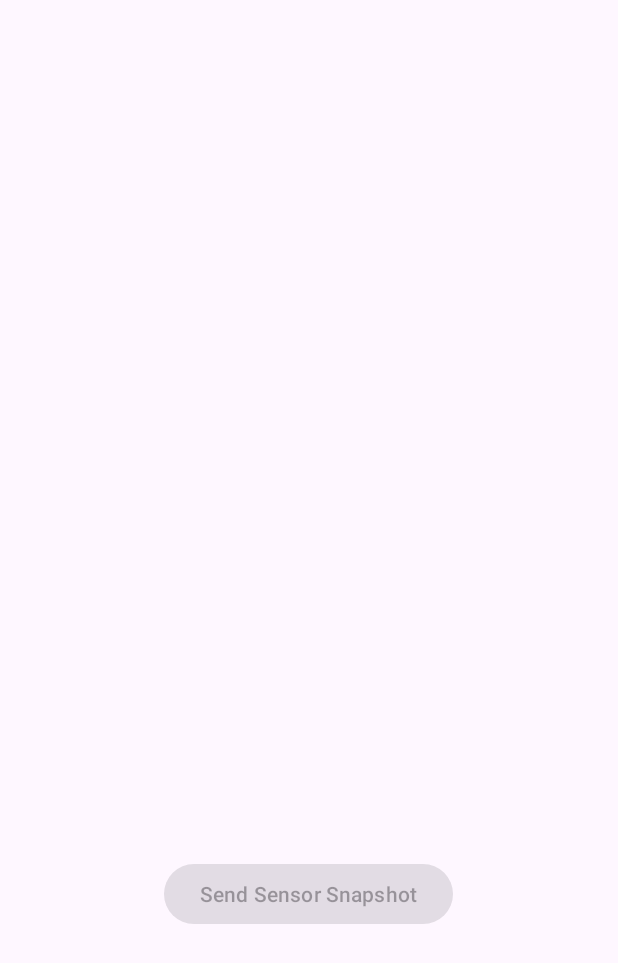
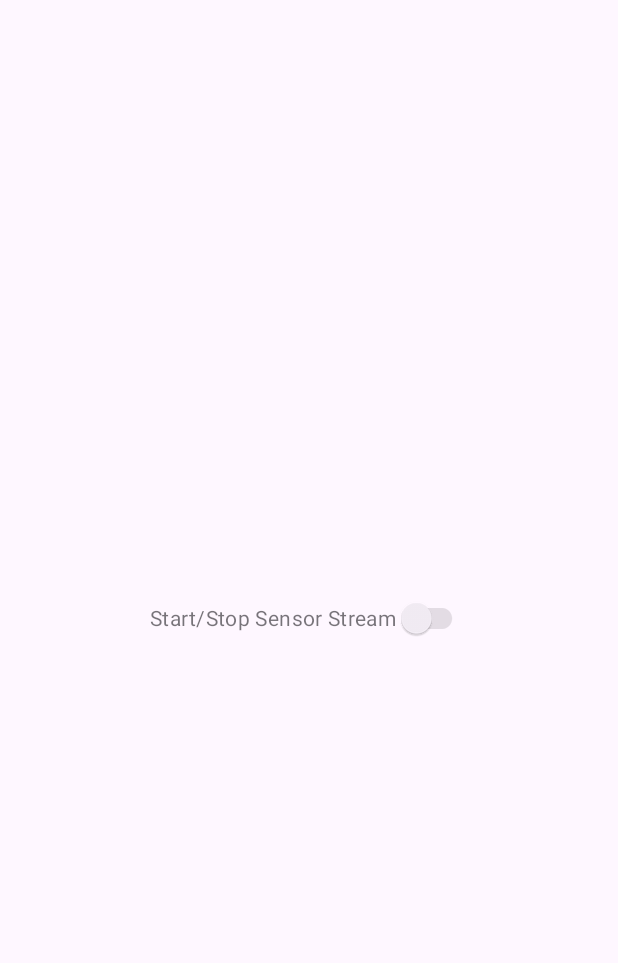
Before and after one commit to CarlKho-Minerva/v2_SilksongController_25TPE, an Android app: the screen it shows after launch (MainActivity), on a phone screen of 412 x 824 dp. Shown: the top 963 px of the screen. Run offline under Robolectric (Android 15) with nearby library versions, the phone set to English and light mode, and no system bars.

Commit message:
feat: Replace button with switch for sensor streaming control and implement packet rate tracking in UDP listener

```diff
--- a/Android/app/src/main/java/com/example/silksongmotioncontroller/MainActivity.kt
+++ b/Android/app/src/main/java/com/example/silksongmotioncontroller/MainActivity.kt
@@ -7,8 +7,9 @@ import android.hardware.SensorManager
 import androidx.appcompat.app.AppCompatActivity
 import android.os.Bundle
 import android.util.Log
-import android.widget.Button
+import android.widget.Switch
 import android.widget.Toast
+import androidx.appcompat.widget.SwitchCompat
 import androidx.lifecycle.lifecycleScope
 import kotlinx.coroutines.Dispatchers
 import kotlinx.coroutines.launch
@@ -16,56 +17,64 @@ import java.net.DatagramPacket
 import java.net.DatagramSocket
 import java.net.InetAddress
 
-// Implement the SensorEventListener interface to receive sensor updates
 class MainActivity : AppCompatActivity(), SensorEventListener {
 
-    // --- NEW: Sensor-related properties ---
     private lateinit var sensorManager: SensorManager
     private var rotationVectorSensor: Sensor? = null
 
-    // IMPORTANT: REPLACE THIS WITH YOUR MAC'S ACTUAL IP ADDRESS
-    private val MAC_IP_ADDRESS = "192.168.10.234"
+    private val MAC_IP_ADDRESS = "192.168.10.234" // CHANGE THIS
     private val UDP_PORT = 12345
 
     override fun onCreate(savedInstanceState: Bundle?) {
         super.onCreate(savedInstanceState)
         setContentView(R.layout.activity_main)
 
-        val sendButton: Button = findViewById(R.id.btn_send_snapshot)
+        val streamSwitch: SwitchCompat = findViewById(R.id.switch_stream)
 
-        // --- NEW: Initialize the SensorManager and the specific sensor ---
-        // [Citation: https://developer.android.com/develop/sensors-and-location/sensors/sensors_overview#identifying-sensors]
         sensorManager = getSystemService(SENSOR_SERVICE) as SensorManager
         rotationVectorSensor = sensorManager.getDefaultSensor(Sensor.TYPE_ROTATION_VECTOR)
 
         if (rotationVectorSensor == null) {
             Toast.makeText(this, "Rotation Vector Sensor not available!", Toast.LENGTH_LONG).show()
-            sendButton.isEnabled = false
+            streamSwitch.isEnabled = false
         }
 
-        sendButton.setOnClickListener {
-            // --- MODIFIED: Register the listener to get a value ---
-            // We register the listener here, and it will call onSensorChanged() when it has data.
-            // We use SENSOR_DELAY_GAME for high responsiveness.
-            // [Citation: https://developer.android.com/develop/sensors-and-location/sensors/sensors_overview#monitoring]
-            rotationVectorSensor?.let {
-                sensorManager.registerListener(this, it, SensorManager.SENSOR_DELAY_GAME)
+        // --- MODIFIED: Logic is now tied to the switch's state change ---
+        streamSwitch.setOnCheckedChangeListener { _, isChecked ->
+            if (isChecked) {
+                // When switch is ON, start listening to the sensor
+                startStreaming()
+            } else {
+                // When switch is OFF, stop listening
+                stopStreaming()
             }
         }
     }
 
-    // This method is required by SensorEventListener, but we won't use it for now.
+    private fun startStreaming() {
+        // [Citation: https://developer.android.com/develop/sensors-and-location/sensors/sensors_overview#monitoring]
+        rotationVectorSensor?.let {
+            sensorManager.registerListener(this, it, SensorManager.SENSOR_DELAY_GAME)
+            Toast.makeText(this, "Streaming ON", Toast.LENGTH_SHORT).show()
+        }
+    }
+
+    private fun stopStreaming() {
+        // [Citation: https://developer.android.com/develop/sensors-and-location/sensors/sensors_overview#best-practices]
+        sensorManager.unregisterListener(this)
+        Toast.makeText(this, "Streaming OFF", Toast.LENGTH_SHORT).show()
+    }
+
     override fun onAccuracyChanged(sensor: Sensor?, accuracy: Int) {}
 
-    // --- NEW: This method is called by the system when the sensor has new data ---
+    // --- MODIFIED: This now sends data for EVERY event, without unregistering ---
     override fun onSensorChanged(event: SensorEvent?) {
-        // We only care about the Rotation Vector sensor events
         if (event?.sensor?.type == Sensor.TYPE_ROTATION_VECTOR) {
             val values = event.values
-            // Create a JSON string from the sensor data
             val jsonPayload = """
                 {
                     "sensor": "rotation_vector",
+                    "timestamp_ns": ${event.timestamp},
                     "values": {
                         "x": ${values[0]},
                         "y": ${values[1]},
@@ -75,24 +84,12 @@ class MainActivity : AppCompatActivity(), SensorEventListener {
                 }
             """.trimIndent()
 
-            // Send the JSON payload
             lifecycleScope.launch(Dispatchers.IO) {
                 sendUdpMessage(jsonPayload)
-            }
-
-            // --- CRUCIAL: Unregister the listener immediately after sending ---
-            // This makes our button a "one-shot" snapshot tool.
-            // [Citation: https://developer.android.com/develop/sensors-and-location/sensors/sensors_overview#best-practices]
-            sensorManager.unregisterListener(this)
-
-            // Update the UI thread to show confirmation
-            runOnUiThread {
-                Toast.makeText(this, "Sent Rotation Vector data!", Toast.LENGTH_SHORT).show()
             }
         }
     }
 
-    // No changes to this function needed
     private fun sendUdpMessage(message: String) {
         try {
             val socket = DatagramSocket()
@@ -106,9 +103,9 @@ class MainActivity : AppCompatActivity(), SensorEventListener {
         }
     }
 
-    // It's good practice to unregister listeners when the app is paused.
+    // Ensure we stop streaming if the app is paused
     override fun onPause() {
         super.onPause()
-        sensorManager.unregisterListener(this)
+        stopStreaming()
     }
 }
--- a/Android/app/src/main/res/layout/activity_main.xml
+++ b/Android/app/src/main/res/layout/activity_main.xml
@@ -7,15 +7,13 @@
     android:layout_height="match_parent"
     tools:context=".MainActivity">
 
-    <Button
-        android:id="@+id/btn_send_snapshot"
+    <androidx.appcompat.widget.SwitchCompat
+        android:id="@+id/switch_stream"
         android:layout_width="wrap_content"
         android:layout_height="wrap_content"
-        android:text="Send Sensor Snapshot"
+        android:text="Start/Stop Sensor Stream"
         app:layout_constraintBottom_toBottomOf="parent"
         app:layout_constraintEnd_toEndOf="parent"
-        app:layout_constraintHorizontal_bias="0.497"
         app:layout_constraintStart_toStartOf="parent"
-        app:layout_constraintTop_toTopOf="parent"
-        app:layout_constraintVertical_bias="0.737" />
+        app:layout_constraintTop_toTopOf="parent" />
 </androidx.constraintlayout.widget.ConstraintLayout>
```
Also changed, not shown: 1 other file.
